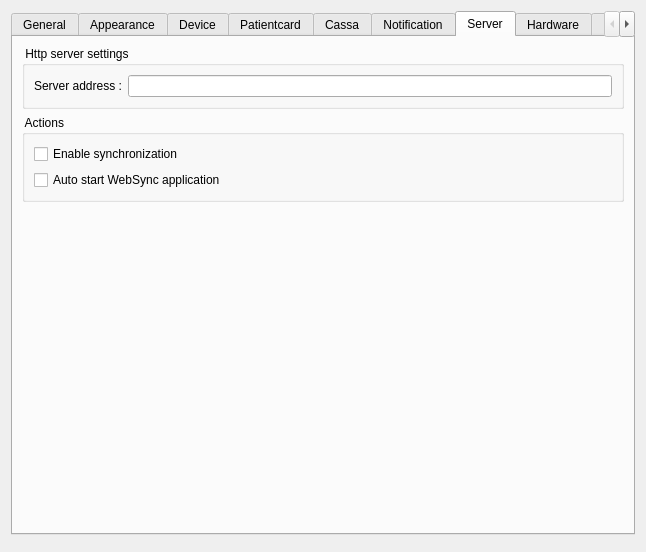
Qt form client/dlgpreferences.ui (tbikfalvi/Belenus) before a commit.
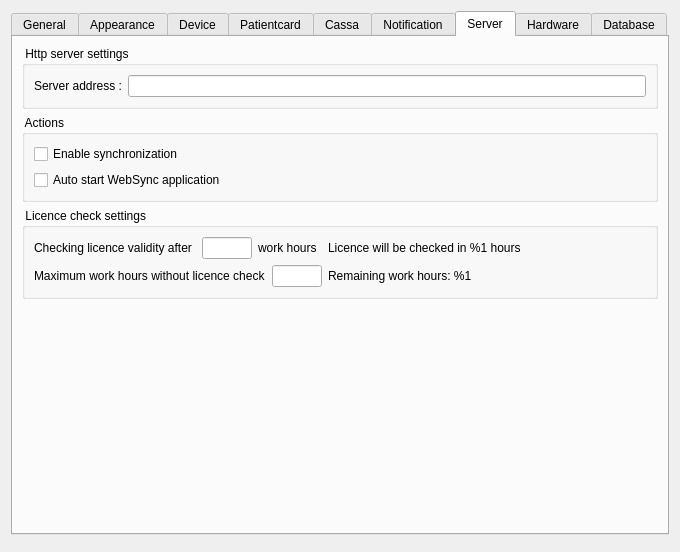
The same form after that commit. The open tabs and pages were chosen to show the change.

The edit to the form file:
```diff
--- a/client/dlgpreferences.ui
+++ b/client/dlgpreferences.ui
@@ -9,7 +9,7 @@
    <rect>
     <x>0</x>
     <y>0</y>
-    <width>646</width>
+    <width>680</width>
     <height>552</height>
    </rect>
   </property>
@@ -2201,6 +2201,116 @@
          </layout>
         </widget>
        </item>
+       <item>
+        <widget class="QGroupBox" name="gbLicenceCheck">
+         <property name="title">
+          <string> Licence check settings </string>
+         </property>
+         <layout class="QGridLayout" name="gridLayout_2">
+          <item row="0" column="0">
+           <layout class="QHBoxLayout" name="horizontalLayout_36">
+            <item>
+             <widget class="QLabel" name="lblLicenceCheck1">
+              <property name="text">
+               <string>Checking licence validity after </string>
+              </property>
+             </widget>
+            </item>
+            <item>
+             <widget class="QLineEdit" name="ledLicenceCheckValue">
+              <property name="minimumSize">
+               <size>
+                <width>50</width>
+                <height>0</height>
+               </size>
+              </property>
+              <property name="maximumSize">
+               <size>
+                <width>50</width>
+                <height>16777215</height>
+               </size>
+              </property>
+             </widget>
+            </item>
+            <item>
+             <widget class="QLabel" name="lblLicenceCheck2">
+              <property name="text">
+               <string>work hours</string>
+              </property>
+             </widget>
+            </item>
+           </layout>
+          </item>
+          <item row="1" column="0">
+           <layout class="QHBoxLayout" name="horizontalLayout_29">
+            <item>
+             <widget class="QLabel" name="lblMaxWorkHoursWithoutLicence">
+              <property name="text">
+               <string>Maximum work hours without licence check</string>
+              </property>
+             </widget>
+            </item>
+            <item>
+             <widget class="QLineEdit" name="ledMaxWorkHours">
+              <property name="minimumSize">
+               <size>
+                <width>50</width>
+                <height>0</height>
+               </size>
+              </property>
+              <property name="maximumSize">
+               <size>
+                <width>50</width>
+                <height>16777215</height>
+               </size>
+              </property>
+             </widget>
+            </item>
+           </layout>
+          </item>
+          <item row="0" column="1">
+           <widget class="QLabel" name="lblLicenceCheckCounter">
+            <property name="text">
+             <string>Licence will be checked in %1 hours</string>
+            </property>
+           </widget>
+          </item>
+          <item row="0" column="2">
+           <spacer name="horizontalSpacer_23">
+            <property name="orientation">
+             <enum>Qt::Horizontal</enum>
+            </property>
+            <property name="sizeHint" stdset="0">
+             <size>
+              <width>48</width>
+              <height>17</height>
+             </size>
+            </property>
+           </spacer>
+          </item>
+          <item row="1" column="2">
+           <spacer name="horizontalSpacer_27">
+            <property name="orientation">
+             <enum>Qt::Horizontal</enum>
+            </property>
+            <property name="sizeHint" stdset="0">
+             <size>
+              <width>40</width>
+              <height>20</height>
+             </size>
+            </property>
+           </spacer>
+          </item>
+          <item row="1" column="1">
+           <widget class="QLabel" name="lblMaxWorkHoursCounter">
+            <property name="text">
+             <string>Remaining work hours: %1</string>
+            </property>
+           </widget>
+          </item>
+         </layout>
+        </widget>
+       </item>
        <item>
         <spacer name="verticalSpacer_2">
          <property name="orientation">
```
Left out of the diff: 2 changed lines with no effect on the pictures.
